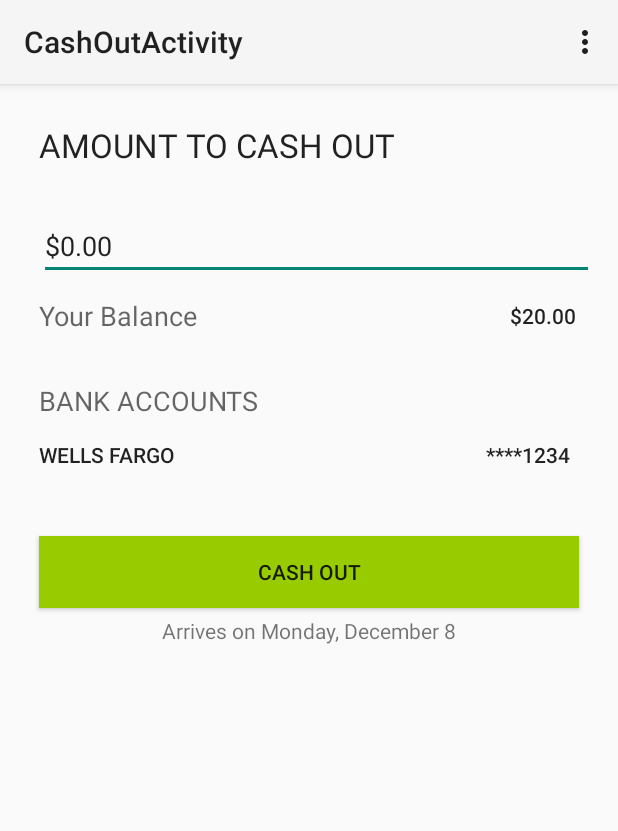
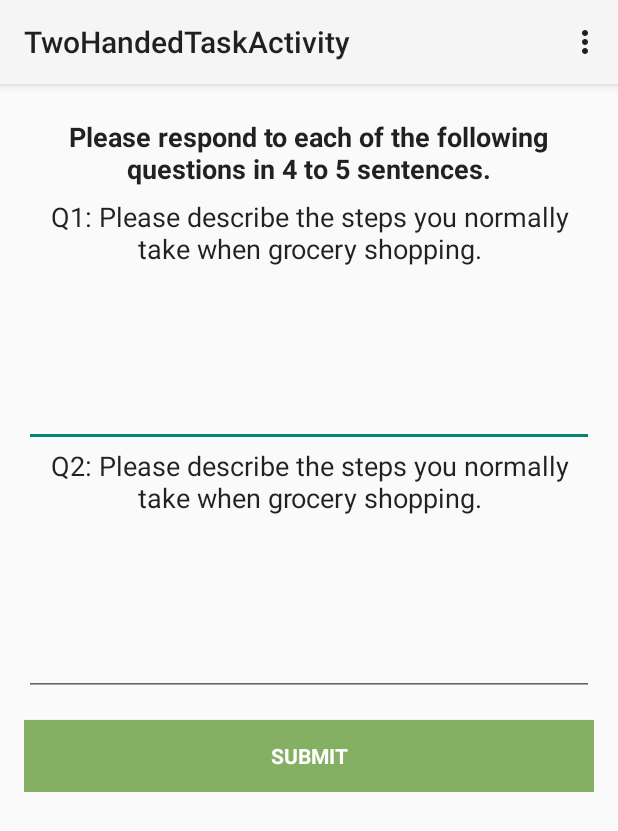
Before and after one commit to JohnYangSam/mwork-android, an Android app: the screen it shows after launch (CashOutActivity before the commit, TwoHandedTaskActivity after it), after a tap on an icon or button, on a phone screen of 412 x 824 dp. Shown: the top 831 px of the screen. Run offline under Robolectric (Android 15) with nearby library versions, the phone set to English and light mode, and no system bars.

Commit message:
add two handed tasks

```diff
--- a/app/src/main/java/com/siliconvalleyinsight/mwork/fragments/FragmentTaskSelectionTab.java
+++ b/app/src/main/java/com/siliconvalleyinsight/mwork/fragments/FragmentTaskSelectionTab.java
@@ -10,10 +10,10 @@ import android.view.ViewGroup;
 import android.widget.ImageButton;
 
 import com.siliconvalleyinsight.mwork.R;
-import com.siliconvalleyinsight.mwork.activities.CashOutActivity;
 import com.siliconvalleyinsight.mwork.activities.LanguageSelectionActivity;
 import com.siliconvalleyinsight.mwork.activities.LoginActivity;
 import com.siliconvalleyinsight.mwork.activities.OneHandedTaskActivity;
+import com.siliconvalleyinsight.mwork.activities.TwoHandedTaskActivity;
 
 
 public class FragmentTaskSelectionTab extends Fragment implements View.OnClickListener {
@@ -62,7 +62,7 @@ public class FragmentTaskSelectionTab extends Fragment implements View.OnClickLi
 
             case R.id.two_hand_task_btn:
                 Log.v(TAG, "oneHandTaskBtn clicked");
-                intent = new Intent(getActivity(), CashOutActivity.class);
+                intent = new Intent(getActivity(), TwoHandedTaskActivity.class);
                 break;
 
             case R.id.secluded_task_btn:
--- a/app/src/main/res/layout/activity_two_handed_task.xml
+++ b/app/src/main/res/layout/activity_two_handed_task.xml
@@ -32,7 +32,7 @@
                 android:text="Q1: Please describe the steps you normally take when grocery shopping."
                 android:textSize="18dp"
                 android:layout_width="fill_parent"
-                android:layout_height="70dp"
+                android:layout_height="fill_parent"
                 android:gravity="center_vertical|center_horizontal"
                 android:textAppearance="?android:attr/textAppearanceLarge"
                 android:layout_gravity="center_horizontal"
@@ -49,7 +49,7 @@
                 android:text="Q2: Please describe the steps you normally take when grocery shopping."
                 android:textSize="18dp"
                 android:layout_width="fill_parent"
-                android:layout_height="70dp"
+                android:layout_height="fill_parent"
                 android:gravity="center_vertical|center_horizontal"
                 android:textAppearance="?android:attr/textAppearanceLarge"
                 android:layout_gravity="center_horizontal"
@@ -62,7 +62,7 @@
                 android:layout_height="100dp"/>
 
             <Button
-                android:id="@+id/sh_submit_button"
+                android:id="@+id/submit_button"
                 android:text="Submit"
                 style="?android:textAppearanceSmall"
                 android:textColor="@color/white"
--- a/app/src/main/res/values/strings.xml
+++ b/app/src/main/res/values/strings.xml
@@ -51,4 +51,19 @@
         <item>@drawable/dog_test_16</item>
     </string-array>
 
+    <!-- two handed activity strings -->
+    <string-array name="two_handed_questions">
+        <item>What is your favorite color and why?</item>
+        <item>Briefly explain your artistic background.</item>
+
+        <item>What is your favorite movie seen in the last 6 months and why did you like this movie?</item>
+        <item>If you could meet any current celebrity, who would it be and why?</item>
+
+        <item>What is the hottest application you\'ve seen recently and who do you know who uses it?</item>
+        <item>Describe the application on the home screen of your mobile phone.</item>
+
+        <item>Describe your home town.</item>
+        <item>Write a short paragraph on an important event that recently occurred in your home town.</item>
+    </string-array>
+
 </resources>
```
Also changed, not shown: app/src/main/java/com/siliconvalleyinsight/mwork/activities/TwoHandedTaskActivity.java (+95 -0 lines).
